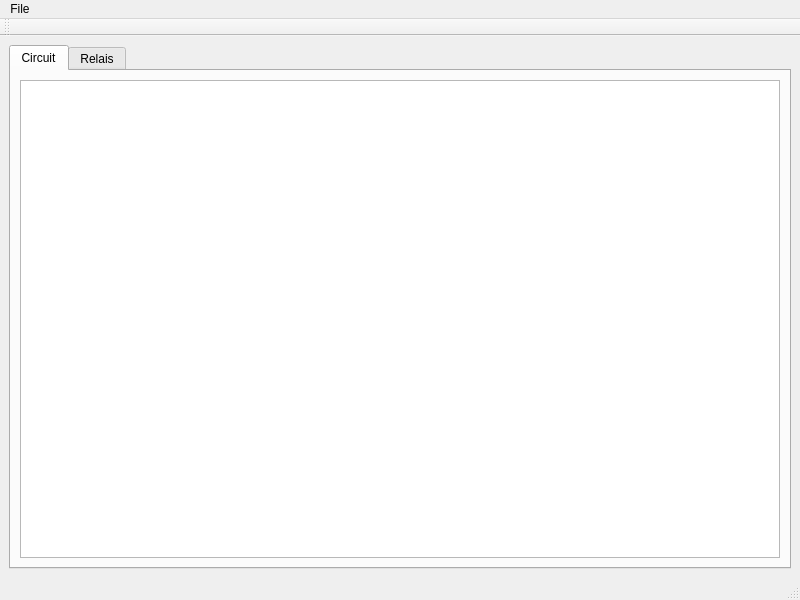
The window that src/mainwindow.ui (gfgit/SimulatoreRelaisApparato) describes before a commit, drawn with Qt 5.
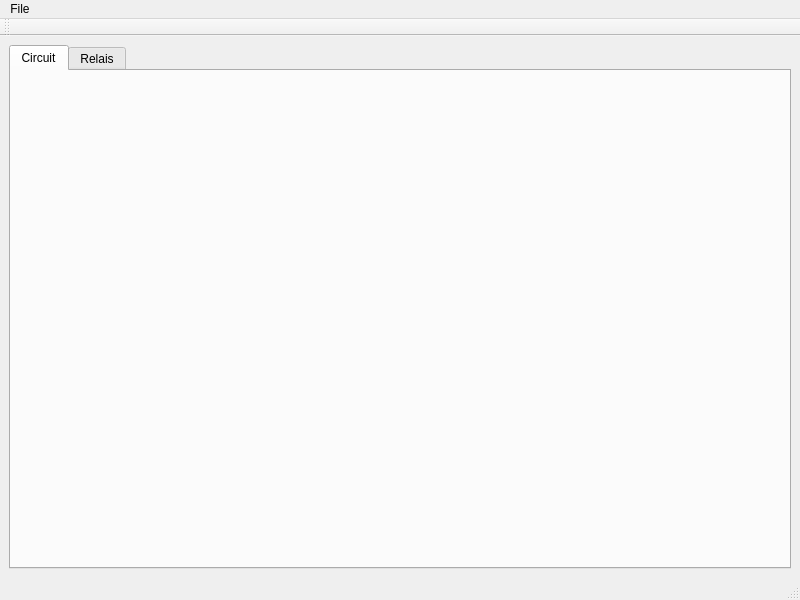
The same window after the commit.

Commit message: ZoomGraphView: new view with zoom

```diff
--- a/src/mainwindow.ui
+++ b/src/mainwindow.ui
@@ -24,11 +24,6 @@
        <attribute name="title">
         <string>Circuit</string>
        </attribute>
-       <layout class="QVBoxLayout" name="verticalLayout_2">
-        <item>
-         <widget class="QGraphicsView" name="graphicsView"/>
-        </item>
-       </layout>
       </widget>
       <widget class="QWidget" name="relaisTab">
        <attribute name="title">
```
The commit also changes 5 other files.
